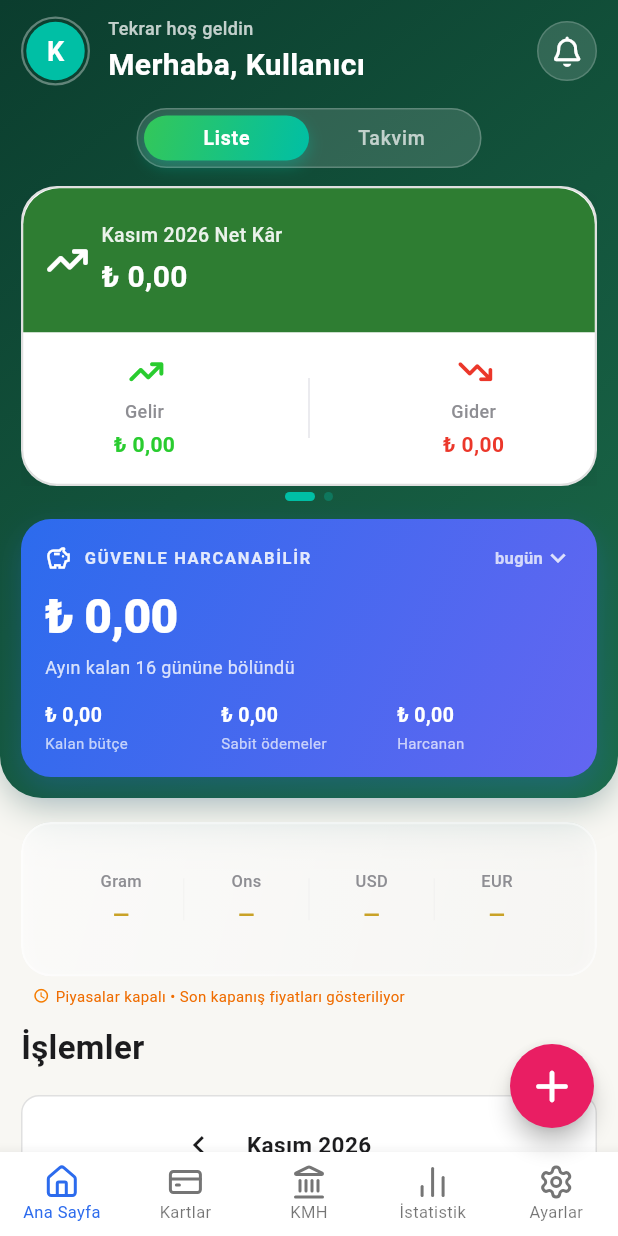
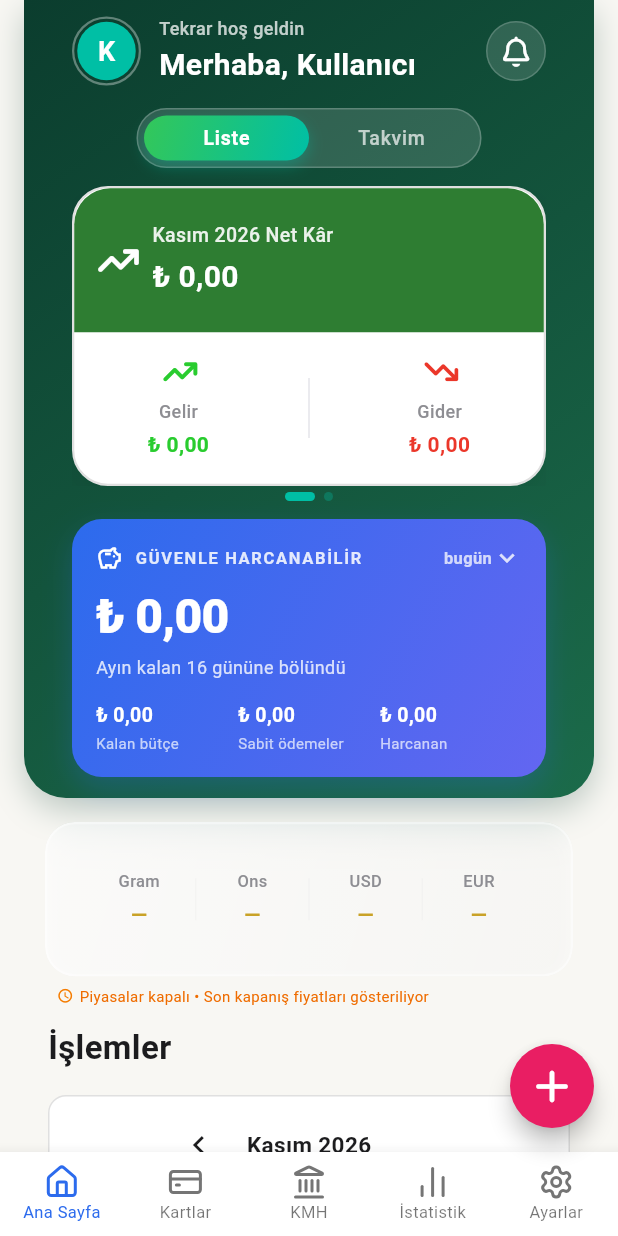
Before and after one commit to cloude33/Parion, a Flutter app: the HomeScreen screen opened directly, on a phone screen of 412 x 824 dp. Run offline on Flutter 3.47's test engine with Material 3 defaults, Android fonts, the phone set to English and light mode, and no system bars; our stand-ins replace cloud_firestore, connectivity_plus, csv, currency_text_input_formatter, file_picker, firebase_auth and 25 more; missing offline and left inert: excel, extension_google_sign_in_as_googleapis_auth, google_mlkit_text_recognition, googleapis, local_auth_android; accounts and stored records are empty; generated files the repository leaves out were written again; network calls fail; statements that could not run were skipped.

Commit message:
Responsive iyileştirme: home_screen paddingleri
- home_screen.dart: SingleChildScrollView padding'i responsive (ResponsiveHelper.getResponsiveHorizontalPadding)
- home_screen.dart: _buildHomeHeader() padding'i responsive horizontal padding
- home_screen.dart: _buildAllTransactions() iki Padding'i responsive (4 replacement)
- build/web: yeniden derlenmiş PWA çıktısı

```diff
--- a/lib/screens/home_screen.dart
+++ b/lib/screens/home_screen.dart
@@ -19,6 +19,7 @@ import '../services/guest_mode_service.dart';
 import '../services/data_service.dart';
 import '../services/notification_service.dart';
 import '../utils/currency_helper.dart';
+import '../utils/responsive_helper.dart';
 import 'welcome_screen.dart';
 import '../utils/app_icons.dart';
 import '../core/design/app_colors.dart';
@@ -404,6 +405,8 @@ class _HomeScreenState extends State<HomeScreen> with WidgetsBindingObserver {
     final isDark = Theme.of(context).brightness == Brightness.dark;
     final topInset = MediaQuery.paddingOf(context).top;
 
+    final hp = ResponsiveHelper.getResponsiveHorizontalPadding(context).horizontal;
+
     return Container(
       width: double.infinity,
       decoration: BoxDecoration(
@@ -423,7 +426,7 @@ class _HomeScreenState extends State<HomeScreen> with WidgetsBindingObserver {
           ),
         ],
       ),
-      padding: EdgeInsets.fromLTRB(14, topInset + 10, 14, 14),
+      padding: EdgeInsets.fromLTRB(hp, topInset + 10, hp, 14),
       child: Column(
         crossAxisAlignment: CrossAxisAlignment.stretch,
         children: [
@@ -699,9 +702,8 @@ class _HomeScreenState extends State<HomeScreen> with WidgetsBindingObserver {
       color: const Color(0xFF00BFA5),
       child: SingleChildScrollView(
         physics: const AlwaysScrollableScrollPhysics(),
-        padding: EdgeInsets.only(
-          bottom: MediaQuery.paddingOf(context).bottom + 8,
-        ),
+        padding: ResponsiveHelper.getResponsiveHorizontalPadding(context)
+            .copyWith(bottom: MediaQuery.paddingOf(context).bottom + 8),
         child: Column(
           crossAxisAlignment: CrossAxisAlignment.start,
           children: [
@@ -780,7 +782,7 @@ class _HomeScreenState extends State<HomeScreen> with WidgetsBindingObserver {
 
     if (allTransactions.isEmpty) {
       return Padding(
-        padding: const EdgeInsets.symmetric(horizontal: 14),
+        padding: ResponsiveHelper.getResponsiveHorizontalPadding(context),
         child: Column(
           crossAxisAlignment: CrossAxisAlignment.start,
           children: [
@@ -821,7 +823,7 @@ class _HomeScreenState extends State<HomeScreen> with WidgetsBindingObserver {
         : 0.0;
 
     return Padding(
-      padding: const EdgeInsets.symmetric(horizontal: 14),
+      padding: ResponsiveHelper.getResponsiveHorizontalPadding(context),
       child: Column(
         crossAxisAlignment: CrossAxisAlignment.start,
         children: [
@@ -1979,7 +1981,7 @@ class _HomeScreenState extends State<HomeScreen> with WidgetsBindingObserver {
     }
 
     return Padding(
-      padding: const EdgeInsets.symmetric(horizontal: 14),
+      padding: ResponsiveHelper.getResponsiveHorizontalPadding(context),
       child: Column(
         crossAxisAlignment: CrossAxisAlignment.start,
         children: [
@@ -2312,7 +2314,7 @@ class _HomeScreenState extends State<HomeScreen> with WidgetsBindingObserver {
 
   Widget _buildKmhAlertsSection() {
     return Padding(
-      padding: const EdgeInsets.symmetric(horizontal: 14),
+      padding: ResponsiveHelper.getResponsiveHorizontalPadding(context),
       child: Column(
         crossAxisAlignment: CrossAxisAlignment.start,
         children: [
```
Also changed, not shown: 3 other files.
